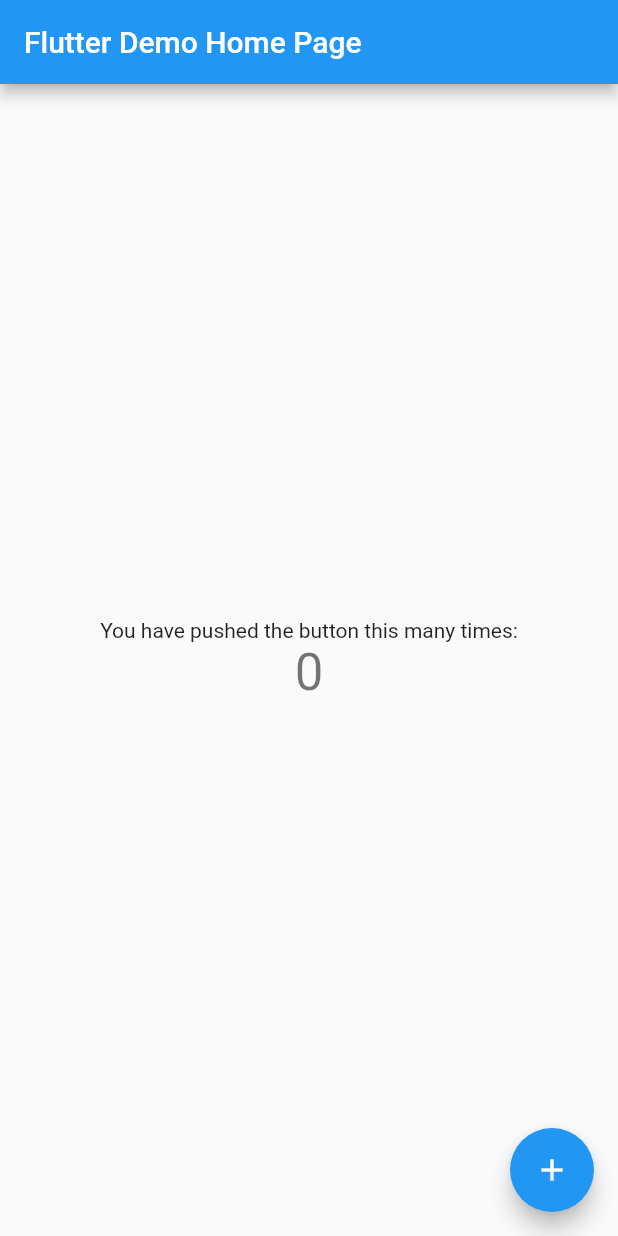
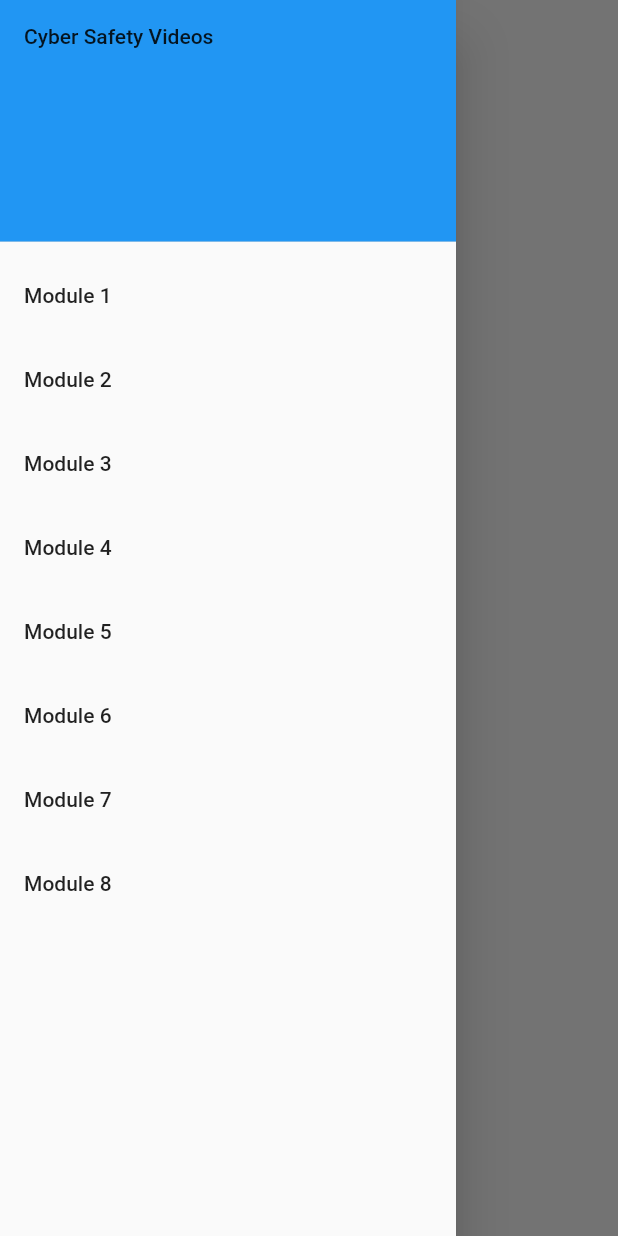
Before and after one commit to aviw19/cybersafety, a Flutter app: the screen it shows after launch, with the side drawer open (before the commit the screen has no drawer), on a phone screen of 412 x 824 dp. Run offline on Flutter 3.47's test engine with Material 2 defaults, Android fonts, the phone set to English and light mode, and no system bars.

Commit message:
Main library modified

```diff
--- /dev/null
+++ b/lib/Views/Menu.dart
@@ -0,0 +1,87 @@
+import 'package:flutter/cupertino.dart';
+import 'package:flutter/material.dart';
+
+class Menu extends StatefulWidget {
+  @override
+  _MenuState createState() => _MenuState();
+}
+
+class _MenuState extends State<Menu> {
+  @override
+  Widget build(BuildContext context) {
+    return Scaffold(
+        drawer: Drawer(
+      // Add a ListView to the drawer. This ensures the user can scroll
+      // through the options in the drawer if there isn't enough vertical
+      // space to fit everything.
+      child: ListView(
+        // Important: Remove any padding from the ListView.
+        padding: EdgeInsets.zero,
+        children: <Widget>[
+          DrawerHeader(
+            child: Text('Cyber Safety Videos'),
+            decoration: BoxDecoration(
+              color: Colors.blue,
+            ),
+          ),
+          ListTile(
+            title: Text('Module 1'),
+            onTap: () {
+              // Update the state of the app.
+              // ...
+            },
+          ),
+          ListTile(
+            title: Text('Module 2'),
+            onTap: () {
+              // Update the state of the app.
+              // ...
+            },
+          ),
+          ListTile(
+            title: Text('Module 3'),
+            onTap: () {
+              // Update the state of the app.
+              // ...
+            },
+          ),
+          ListTile(
+            title: Text('Module 4'),
+            onTap: () {
+              // Update the state of the app.
+              // ...
+            },
+          ),
+          ListTile(
+            title: Text('Module 5'),
+            onTap: () {
+              // Update the state of the app.
+              // ...
+            },
+          ),
+          ListTile(
+            title: Text('Module 6'),
+            onTap: () {
+              // Update the state of the app.
+              // ...
+            },
+          ),
+          ListTile(
+            title: Text('Module 7'),
+            onTap: () {
+              // Update the state of the app.
+              // ...
+            },
+          ),
+          ListTile(
+            title: Text('Module 8'),
+            onTap: () {
+              // Update the state of the app.
+              // ...
+            },
+          ),
+        ],
+      ),
+    ));
+  }
+}
--- a/lib/main.dart
+++ b/lib/main.dart
@@ -1,3 +1,4 @@
+import 'package:cybersafety/Views/Menu.dart';
 import 'package:flutter/material.dart';
 
 void main() {
@@ -26,7 +27,7 @@ class MyApp extends StatelessWidget {
         // closer together (more dense) than on mobile platforms.
         visualDensity: VisualDensity.adaptivePlatformDensity,
       ),
-      home: MyHomePage(title: 'Flutter Demo Home Page'),
+      home: Menu(),
     );
   }
 }
```
Also changed, not shown: lib/Views/Module1.dart (added, +15 -0 lines).
